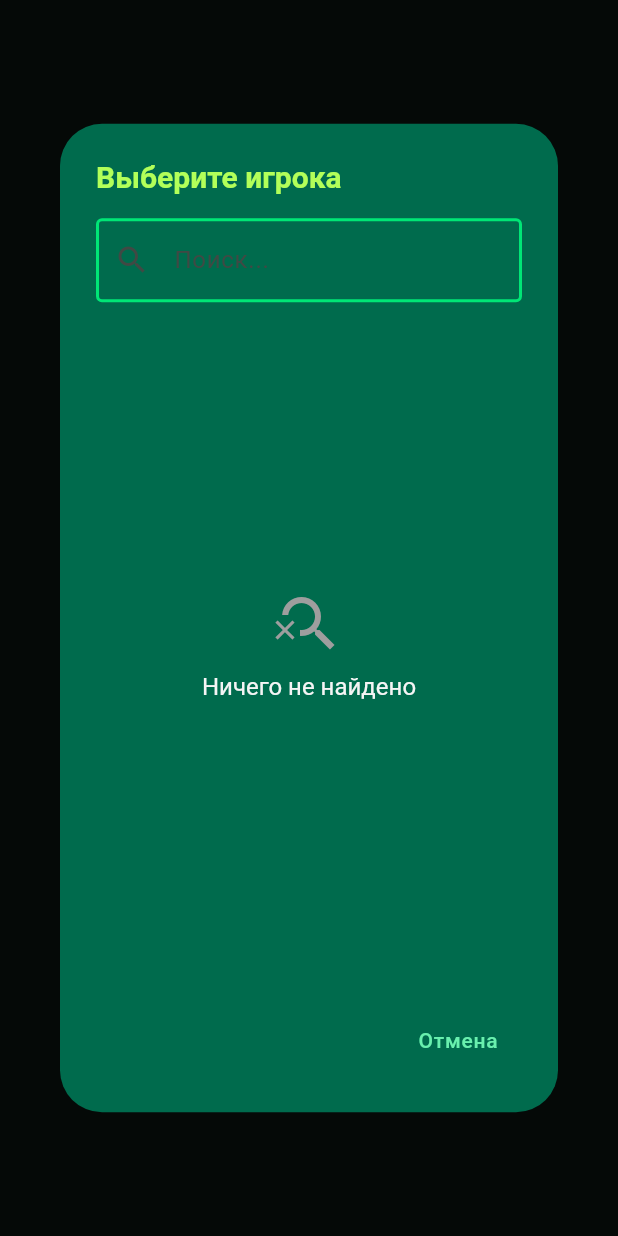
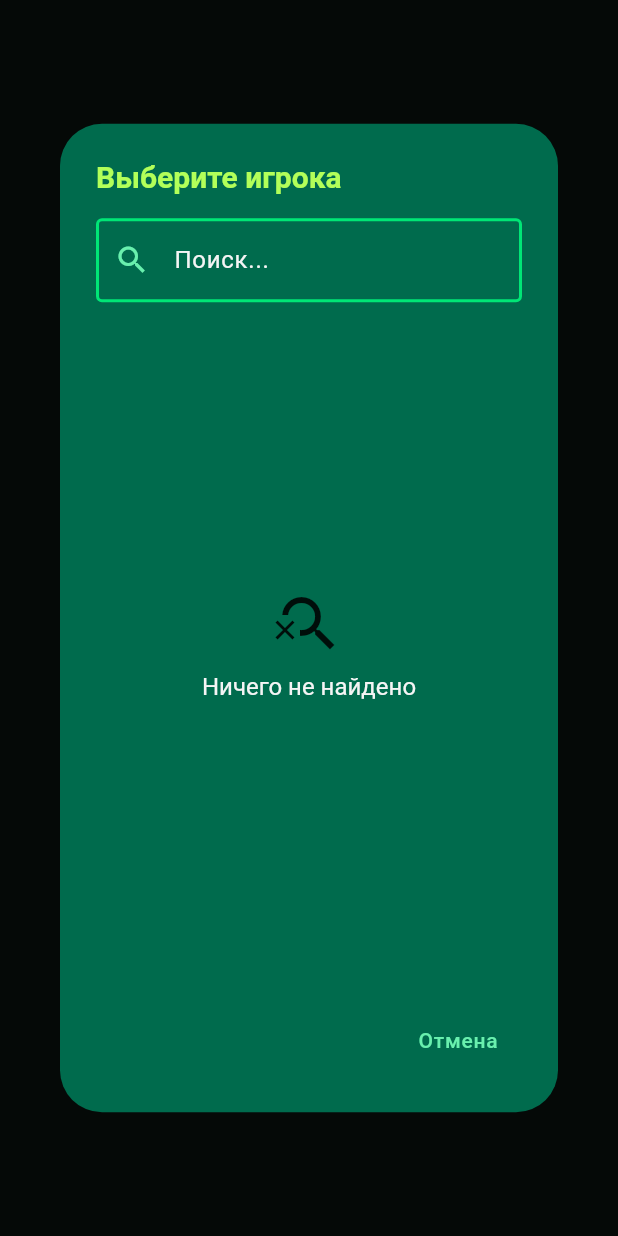
Before and after one commit to SAV1994/bg_tools, a Flutter app: what buildAddGamerModal() shows on an empty page, opened directly with empty values, on a phone screen of 412 x 824 dp. Run offline on Flutter 3.47's test engine with Material 3 defaults, Android fonts, the phone set to English and light mode, and no system bars; our stand-ins replace device_info_plus, drift, file_picker, flutter_image_compress, flutter_riverpod, go_router and 4 more; missing offline and left inert: fleather; accounts and stored records are empty; generated files the repository leaves out were written again.

Commit message:
version 0.5.4

```diff
--- /dev/null
+++ b/devtools_options.yaml
@@ -0,0 +1,3 @@
+description: This file stores settings for Dart & Flutter DevTools.
+documentation: https://docs.flutter.dev/tools/devtools/extensions#configure-extension-enablement-states
+extensions:
--- a/lib/core/utils/add_gamer_modal_form_builder.dart
+++ b/lib/core/utils/add_gamer_modal_form_builder.dart
@@ -1,5 +1,6 @@
 import 'package:flutter/material.dart';
 
+import 'package:bg_tools/core/consts.dart';
 import 'package:bg_tools/core/database/app_database.dart';
 import 'package:bg_tools/core/utils/gamer_fio_builder.dart';
 
@@ -47,7 +48,7 @@
                     autofocus: false,
                     decoration: InputDecoration(
                       hintText: 'Поиск...',
-                      prefixIcon: const Icon(Icons.search),
+                      prefixIcon: const Icon(Icons.search, color: greenColor),
                       suffixIcon: searchQuery.isNotEmpty
                           ? IconButton(
                               icon: const Icon(Icons.clear),
@@ -69,11 +70,7 @@
                             child: Column(
                               mainAxisAlignment: MainAxisAlignment.center,
                               children: [
-                                Icon(
-                                  Icons.search_off,
-                                  size: 48,
-                                  color: Colors.grey,
-                                ),
+                                Icon(Icons.search_off, size: 48),
                                 SizedBox(height: 8),
                                 Text('Ничего не найдено'),
                               ],
@@ -81,7 +78,6 @@
                           )
                         : Scrollbar(
                             thumbVisibility: true,
-                            interactive: true,
                             child: ListView.builder(
                               itemCount: localFiltered.length,
                               itemBuilder: (context, index) {
--- a/lib/core/widgets/select_with_search.dart
+++ b/lib/core/widgets/select_with_search.dart
@@ -200,7 +200,9 @@
                             ),
                           ),
                         )
-                      : ListView.builder(
+                      : Scrollbar(
+                          thumbVisibility: true,
+                          child: ListView.builder(
                             shrinkWrap: true,
                             itemCount: _filteredItems.length,
                             itemBuilder: (context, index) {
@@ -209,6 +211,7 @@
 
                               return _buildListItem(item, isSelected);
                             },
+                          ),
                         ),
                 ),
 
--- a/lib/features/session_runner/screens/team_score_round_screen.dart
+++ b/lib/features/session_runner/screens/team_score_round_screen.dart
@@ -375,7 +375,6 @@
     if (widget.data['teamPointType'] == TeamPointTypeEnum.general.id) {
       return Scrollbar(
         thumbVisibility: true,
-        interactive: true,
         child: SingleChildScrollView(
           child: Padding(
             padding: const EdgeInsets.all(5.0),
@@ -429,7 +428,6 @@
 
     return Scrollbar(
       thumbVisibility: true,
-      interactive: true,
       child: SingleChildScrollView(
         child: Padding(
           padding: const EdgeInsets.all(5.0),
--- a/lib/screens/games_counting_templates/games_counting_templates_form_screan.dart
+++ b/lib/screens/games_counting_templates/games_counting_templates_form_screan.dart
@@ -712,7 +712,6 @@
       ),
       body: Scrollbar(
         thumbVisibility: true,
-        interactive: true,
         child: SingleChildScrollView(
           padding: EdgeInsets.all(16),
           child: Form(
--- a/lib/screens/generic/list_with_modal_form.dart
+++ b/lib/screens/generic/list_with_modal_form.dart
@@ -213,6 +213,7 @@
                       ),
                     ),
                   TextFormField(
+                    autofocus: true,
                     controller: _nameController,
                     decoration: InputDecoration(
                       labelText: widget.config.imputName,
--- a/pubspec.yaml
+++ b/pubspec.yaml
@@ -16,7 +16,7 @@
 # https://developer.apple.com/library/archive/documentation/General/Reference/InfoPlistKeyReference/Articles/CoreFoundationKeys.html
 # In Windows, build-name is used as the major, minor, and patch parts
 # of the product and file versions while build-number is used as the build suffix.
-version: 0.5.3+1
+version: 0.5.4+1
 
 platforms:
   android:
```
Also changed, not shown: lib/core/widgets/multiple_select_with_search.dart (+6 -2 lines), lib/main.dart (+19 -0 lines), lib/screens/gaming_session/gaming_session_form_screen.dart (+8 -1 lines). Lines whose indentation alone changed are shown as unchanged.
